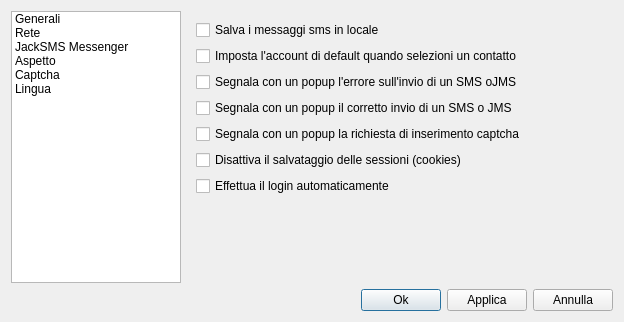
The window that opzionidialog.ui (freesmee/freesmee-desktop) describes before a commit, drawn with Qt 5.
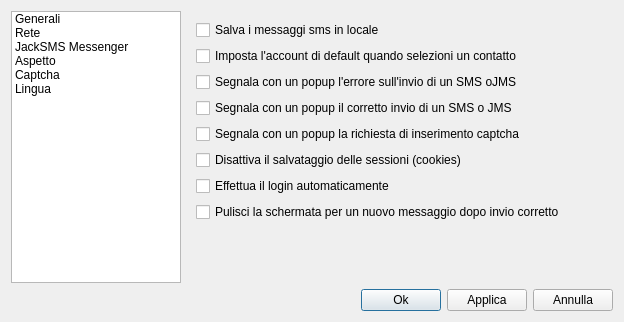
The same window after the commit. Icons and pictures are not drawn.

Patch:
```diff
--- a/opzionidialog.ui
+++ b/opzionidialog.ui
@@ -167,6 +167,13 @@
                </property>
               </widget>
              </item>
+             <item>
+              <widget class="QCheckBox" name="opzSvuotaInvioCorretto">
+               <property name="text">
+                <string>Pulisci la schermata per un nuovo messaggio dopo invio corretto </string>
+               </property>
+              </widget>
+             </item>
              <item>
               <spacer name="verticalSpacer">
                <property name="orientation">
```
